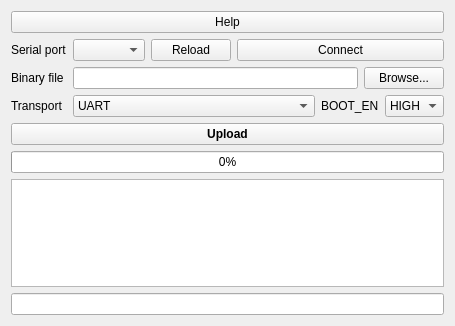
The window that mainwindow.ui (rasgo-cc/Gecko-Loader) describes before a commit, drawn with Qt 5.
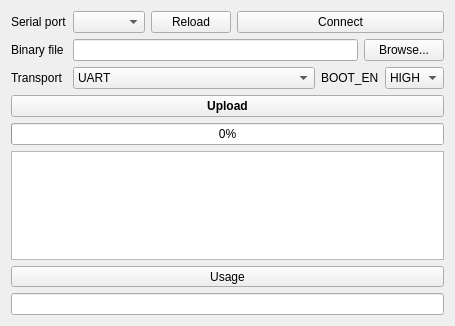
The same window after the commit. Icons and pictures are not drawn.

The edit to the form file:
```diff
--- a/mainwindow.ui
+++ b/mainwindow.ui
@@ -15,13 +15,6 @@
   </property>
   <widget class="QWidget" name="centralWidget">
    <layout class="QVBoxLayout" name="verticalLayout">
-    <item>
-     <widget class="QPushButton" name="buttonHelp">
-      <property name="text">
-       <string>Help</string>
-      </property>
-     </widget>
-    </item>
     <item>
      <layout class="QFormLayout" name="formLayout">
       <item row="0" column="0">
@@ -166,6 +159,22 @@
     <item>
      <widget class="QPlainTextEdit" name="textLog"/>
     </item>
+    <item>
+     <widget class="QToolButton" name="buttonHelp">
+      <property name="sizePolicy">
+       <sizepolicy hsizetype="Expanding" vsizetype="Fixed">
+        <horstretch>0</horstretch>
+        <verstretch>0</verstretch>
+       </sizepolicy>
+      </property>
+      <property name="text">
+       <string>Usage</string>
+      </property>
+      <property name="toolButtonStyle">
+       <enum>Qt::ToolButtonIconOnly</enum>
+      </property>
+     </widget>
+    </item>
     <item>
      <widget class="QLineEdit" name="lineASCII"/>
     </item>
```
Left out of the diff: 11 changed lines with no effect on the pictures.
